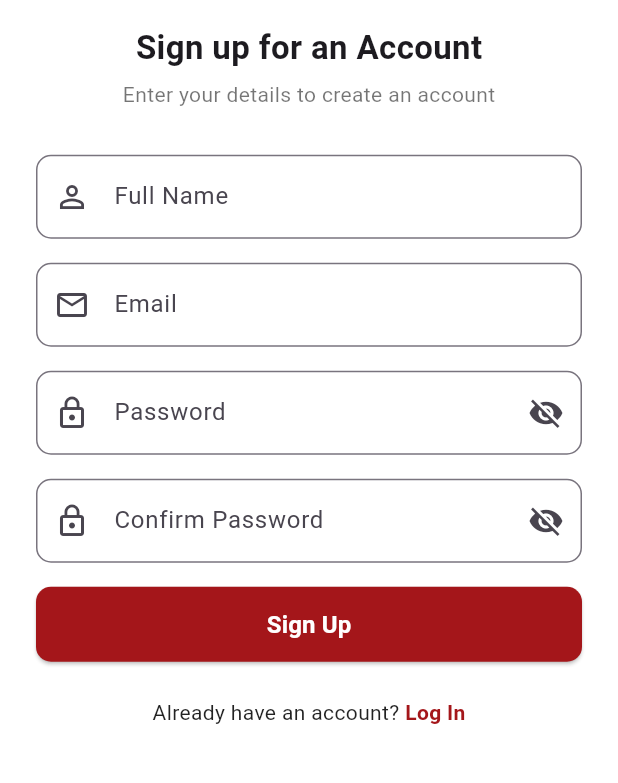
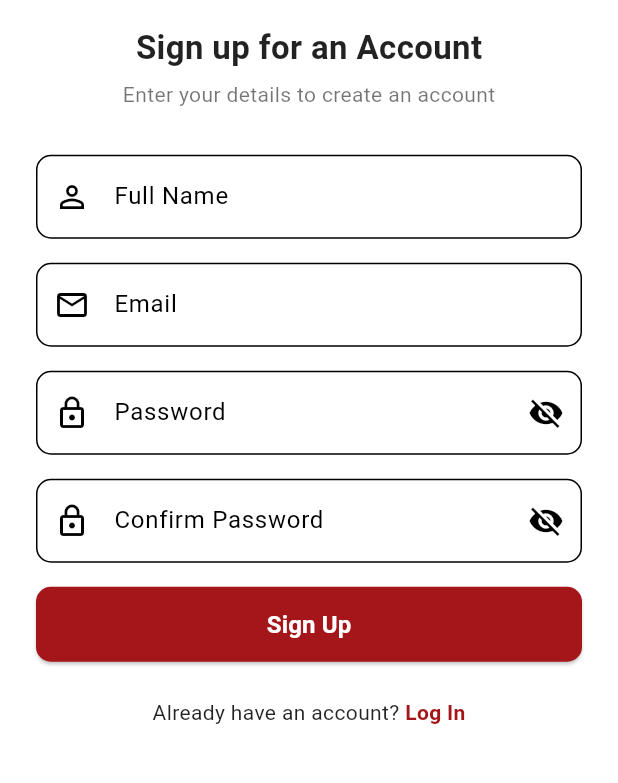
Before and after one commit to IsumiKalpage/veloura_mobile_mad, a Flutter app: the screen it shows after launch, after a tap on "Sign Up", on a phone screen of 412 x 824 dp, the part 314-1097 px from its top. Run offline on Flutter 3.47's test engine with Material 3 defaults, Android fonts, the phone set to English and light mode, and no system bars; our stand-ins replace battery_plus, cached_network_image, dio, flutter_riverpod, flutter_secure_storage, geolocator and 3 more; accounts and stored records are empty; network calls fail.

Commit message:
started coding light mode dark mode

```diff
--- a/lib/app.dart
+++ b/lib/app.dart
@@ -1,4 +1,5 @@
 import 'package:flutter/material.dart';
+import 'package:flutter_riverpod/flutter_riverpod.dart';
 import 'package:flutter_secure_storage/flutter_secure_storage.dart';
 import 'package:go_router/go_router.dart';
 
@@ -6,6 +7,7 @@
 import 'features/auth/presentation/login_screen.dart';
 import 'features/auth/presentation/register_screen.dart';
 import 'features/home/presentation/home_screen.dart';
+import 'core/theme/theme_provider.dart';
 
 class VelouraApp extends StatefulWidget {
   const VelouraApp({super.key});
@@ -69,13 +71,18 @@
       ],
     );
 
-    return MaterialApp.router(
-      title: 'Veloura',
-      debugShowCheckedModeBanner: false,
-      theme: ThemeData.light(useMaterial3: true),
-      darkTheme: ThemeData.dark(useMaterial3: true),
-      themeMode: ThemeMode.system,
-      routerConfig: router,
+    return Consumer(
+      builder: (context, ref, _) {
+        final themeMode = ref.watch(themeModeProvider);
+        return MaterialApp.router(
+          title: 'Veloura',
+          debugShowCheckedModeBanner: false,
+          theme: lightTheme,
+          darkTheme: darkTheme,
+          themeMode: themeMode,
+          routerConfig: router,
+        );
+      },
     );
   }
 }
--- /dev/null
+++ b/lib/core/theme/theme_provider.dart
@@ -0,0 +1,47 @@
+import 'package:flutter/material.dart';
+import 'package:flutter_riverpod/flutter_riverpod.dart';
+
+final themeModeProvider =
+    StateProvider<ThemeMode>((ref) => ThemeMode.light);
+
+final ThemeData lightTheme = ThemeData(
+  brightness: Brightness.light,
+  scaffoldBackgroundColor: const Color(0xFFFDF8F8),
+  colorScheme: const ColorScheme.light(
+    primary: Color(0xFFA4161A),
+    secondary: Color(0xFFF4B6B6),
+    surface: Colors.white,
+  ),
+  appBarTheme: const AppBarTheme(
+    backgroundColor: Color(0xFFFCEEEF),
+    foregroundColor: Colors.black87,
+    elevation: 0.5,
+  ),
+  cardColor: Colors.white,
+  textTheme: const TextTheme(
+    bodyLarge: TextStyle(color: Colors.black87),
+    bodyMedium: TextStyle(color: Colors.black87),
+    titleLarge: TextStyle(color: Colors.black87),
+  ),
+);
+
+final ThemeData darkTheme = ThemeData(
+  brightness: Brightness.dark,
+  scaffoldBackgroundColor: const Color(0xFF121212),
+  colorScheme: const ColorScheme.dark(
+    primary: Color(0xFFF8B6B6),
+    secondary: Color(0xFF6C1C1C),
+    surface: Color(0xFF1E1E1E),
+  ),
+  appBarTheme: const AppBarTheme(
+    backgroundColor: Color(0xFF1E1E1E),
+    foregroundColor: Colors.white,
+    elevation: 0.5,
+  ),
+  cardColor: const Color(0xFF1E1E1E),
+  textTheme: const TextTheme(
+    bodyLarge: TextStyle(color: Colors.white70),
+    bodyMedium: TextStyle(color: Colors.white70),
+    titleLarge: TextStyle(color: Colors.white),
+  ),
+);
--- a/lib/features/home/presentation/home_screen.dart
+++ b/lib/features/home/presentation/home_screen.dart
@@ -82,11 +82,6 @@
               );
             },
           ),
-          ListTile(
-            leading: const Icon(Icons.person_outline),
-            title: const Text("Contact Us"),
-            onTap: () => setState(() => _selectedIndex = 4),
-          )
         ],
       ),
     );
```
Also changed, not shown: lib/features/settings/presentation/account_screen.dart (+109 -72 lines).
